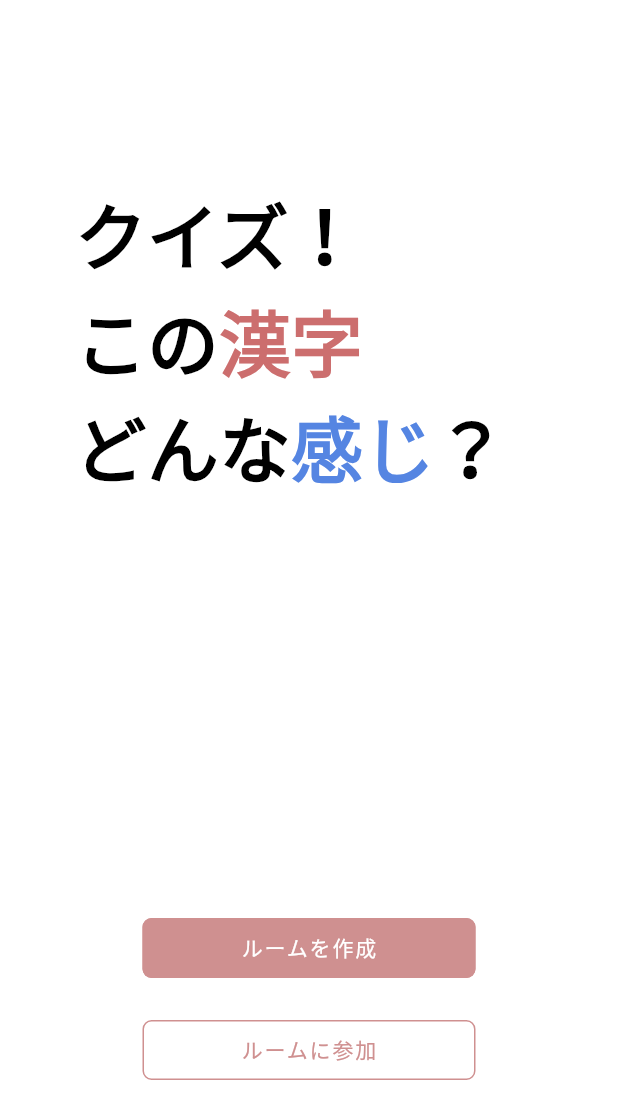
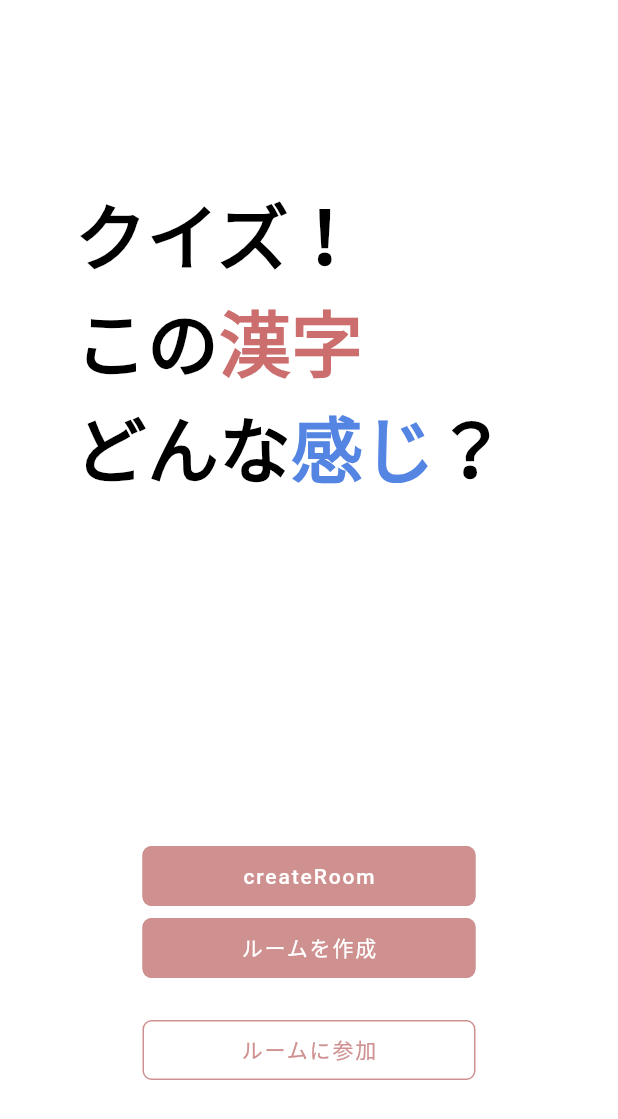
Before and after one commit to Tanesan/spajam2022, a Flutter app: the HomePage screen opened by its route, on a phone screen of 412 x 824 dp. Shown: the top 1119 px of the screen. Run offline on Flutter 3.47's test engine with Material 2 defaults, Android fonts, the phone set to English and light mode, and no system bars; our stand-ins replace firebase_core, firebase_database, flutter_countdown_timer, google_fonts; accounts and stored records are empty.

Commit message:
feat: room service

```diff
--- /dev/null
+++ b/lib/domain/room/room_status.dart
@@ -0,0 +1 @@
+enum RoomStatus { pending, playing, finished }
--- a/lib/ui/pages/home_page.dart
+++ b/lib/ui/pages/home_page.dart
@@ -1,4 +1,5 @@
 import 'package:flutter/material.dart';
+import 'package:spajam2022/services/room_service.dart';
 
 import '../components/title_encode.dart';
 
@@ -12,28 +13,42 @@ class HomePage extends StatefulWidget {
 class _HomePageState extends State<HomePage> {
   @override
   Widget build(BuildContext context) {
+    listenRoomData();
     return Scaffold(
         body: Center(
       child: Padding(
-        padding: EdgeInsets.fromLTRB(0, 120, 0, 0),
+        padding: const EdgeInsets.fromLTRB(0, 120, 0, 0),
         child: Column(
           mainAxisAlignment: MainAxisAlignment.spaceBetween,
           children: [
-            TitleComponent(),
+            const TitleComponent(),
             Padding(
-              padding: EdgeInsets.fromLTRB(0, 0, 0, 100),
+              padding: const EdgeInsets.fromLTRB(0, 0, 0, 100),
               child: Center(
                 child: Column(
                   children: [
                     OutlinedButton(
-                      child: Container(
+                      style: OutlinedButton.styleFrom(
+                        foregroundColor: Colors.white,
+                        backgroundColor: const Color(0xffCF9090),
+                        side: const BorderSide(color: Color(0xffCF9090)),
+                        shape: RoundedRectangleBorder(
+                          borderRadius: BorderRadius.circular(6),
+                        ),
+                      ),
+                      onPressed: () {
+                        createRoom(name: 'yuta');
+                      },
+                      child: const SizedBox(
                           width: 190,
                           height: 40,
-                          child: Center(child: Text('ルームを作成'))),
+                          child: Center(child: Text('createRoom'))),
+                    ),
+                    OutlinedButton(
                       style: OutlinedButton.styleFrom(
-                        primary: Colors.white,
-                        backgroundColor: Color(0xffCF9090),
-                        side: BorderSide(color: Color(0xffCF9090)),
+                        foregroundColor: Colors.white,
+                        backgroundColor: const Color(0xffCF9090),
+                        side: const BorderSide(color: Color(0xffCF9090)),
                         shape: RoundedRectangleBorder(
                           borderRadius: BorderRadius.circular(6),
                         ),
@@ -41,17 +56,17 @@ class _HomePageState extends State<HomePage> {
                       onPressed: () {
                         Navigator.of(context).pushNamed('/roomroby');
                       },
+                      child: const SizedBox(
+                          width: 190,
+                          height: 40,
+                          child: Center(child: Text('ルームを作成'))),
                     ),
                     Padding(
-                      padding: EdgeInsets.fromLTRB(0, 20, 0, 0),
+                      padding: const EdgeInsets.fromLTRB(0, 20, 0, 0),
                       child: OutlinedButton(
-                        child: Container(
-                            width: 190,
-                            height: 40,
-                            child: Center(child: Text('ルームに参加'))),
                         style: OutlinedButton.styleFrom(
-                          primary: Color(0xffCF9090),
-                          side: BorderSide(color: Color(0xffCF9090)),
+                          foregroundColor: const Color(0xffCF9090),
+                          side: const BorderSide(color: Color(0xffCF9090)),
                           shape: RoundedRectangleBorder(
                             borderRadius: BorderRadius.circular(6),
                           ),
@@ -59,6 +74,10 @@ class _HomePageState extends State<HomePage> {
                         onPressed: () {
                           Navigator.of(context).pushNamed('/roomenter');
                         },
+                        child: const SizedBox(
+                            width: 190,
+                            height: 40,
+                            child: Center(child: Text('ルームに参加'))),
                       ),
                     ),
                   ],
```
Also changed, not shown: lib/domain/room/room.dart (added, +22 -0 lines), lib/services/room_service.dart (added, +170 -0 lines), lib/ui/components/text_field_custom.dart (+9 -8 lines).
